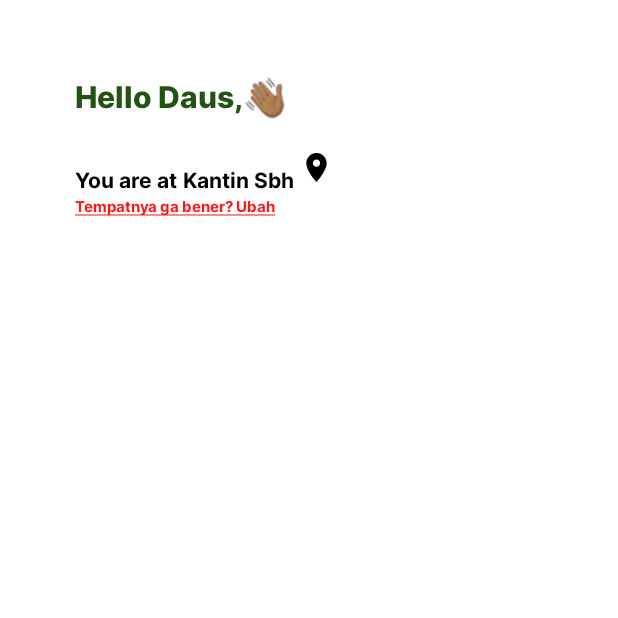
After one commit to IamFirdaus1/eaterly, an Android app: the HomeActivity screen opened directly, with no data from a screen before it, on a phone screen of 412 x 824 dp, the top half of it. The commit adds this screen. Run offline under Robolectric (Android 15) with nearby library versions, the phone set to English and light mode, and no system bars.

Commit message:
change logs 0.2 by firdaus -preparing fragment -preparing homeactivity

```diff
--- a/app/src/main/AndroidManifest.xml
+++ b/app/src/main/AndroidManifest.xml
@@ -23,6 +23,9 @@
         android:theme="@style/Theme.Eaterly"
         tools:targetApi="31">
         <activity
+            android:name=".HomeActivity"
+            android:exported="false" />
+        <activity
             android:name=".SignInActivity"
             android:exported="false" />
         <activity
--- /dev/null
+++ b/app/src/main/java/com/dausinvestama/eaterly/HomeActivity.kt
@@ -0,0 +1,11 @@
+package com.dausinvestama.eaterly
+
+import androidx.appcompat.app.AppCompatActivity
+import android.os.Bundle
+
+class HomeActivity : AppCompatActivity() {
+    override fun onCreate(savedInstanceState: Bundle?) {
+        super.onCreate(savedInstanceState)
+        setContentView(R.layout.activity_home)
+    }
+}
--- a/app/src/main/java/com/dausinvestama/eaterly/MainActivity.kt
+++ b/app/src/main/java/com/dausinvestama/eaterly/MainActivity.kt
@@ -22,28 +22,34 @@ class MainActivity : AppCompatActivity() {
         super.onCreate(savedInstanceState)
         setContentView(R.layout.activity_main)
 
-        val gso = GoogleSignInOptions.Builder(GoogleSignInOptions.DEFAULT_SIGN_IN)
-            .requestIdToken(getString(R.string.default_web_client_id))
-            .requestEmail()
-            .build()
-
-        val googlesigninclient = GoogleSignIn.getClient(this,gso)
-
         auth = FirebaseAuth.getInstance()
 
         val email = intent.getStringExtra("email")
         val username = intent.getStringExtra("name")
 
-        findViewById<TextView>(R.id.email).text = email
-        findViewById<TextView>(R.id.username).text = username
 
-        findViewById<Button>(R.id.btnlogout).setOnClickListener {
-            auth.signOut()
-            googlesigninclient.signOut()
-            startActivity(Intent(this, SignInActivity::class.java))
-            finish()
-        }
 
+
+
+        //findViewById<TextView>(R.id.email).text = email
+        //findViewById<TextView>(R.id.username).text = username
+
+//        findViewById<Button>(R.id.btnlogout).setOnClickListener {
+//            signOut()
+//        }
+
+    }
+
+    fun signOut(){
+        val gso = GoogleSignInOptions.Builder(GoogleSignInOptions.DEFAULT_SIGN_IN)
+            .requestIdToken(getString(R.string.default_web_client_id))
+            .requestEmail()
+            .build()
+        val googlesigninclient = GoogleSignIn.getClient(this,gso)
+        auth.signOut()
+        googlesigninclient.signOut()
+        startActivity(Intent(this, SignInActivity::class.java))
+        finish()
     }
 
 
--- /dev/null
+++ b/app/src/main/res/drawable/ic_baseline_location_on_24.xml
@@ -0,0 +1,5 @@
+<vector android:height="24dp" android:tint="#000000"
+    android:viewportHeight="24" android:viewportWidth="24"
+    android:width="24dp" xmlns:android="http://schemas.android.com/apk/res/android">
+    <path android:fillColor="@android:color/white" android:pathData="M12,2C8.13,2 5,5.13 5,9c0,5.25 7,13 7,13s7,-7.75 7,-13c0,-3.87 -3.13,-7 -7,-7zM12,11.5c-1.38,0 -2.5,-1.12 -2.5,-2.5s1.12,-2.5 2.5,-2.5 2.5,1.12 2.5,2.5 -1.12,2.5 -2.5,2.5z"/>
+</vector>
--- /dev/null
+++ b/app/src/main/res/layout/activity_home.xml
@@ -0,0 +1,108 @@
+<?xml version="1.0" encoding="utf-8"?>
+<LinearLayout xmlns:android="http://schemas.android.com/apk/res/android"
+    xmlns:app="http://schemas.android.com/apk/res-auto"
+    xmlns:tools="http://schemas.android.com/tools"
+    android:layout_width="match_parent"
+    android:layout_height="match_parent"
+    android:orientation="vertical"
+    android:layout_margin="50dp"
+    tools:context=".MainActivity">
+
+    <LinearLayout
+
+        android:orientation="horizontal"
+        android:layout_width="wrap_content"
+        android:layout_height="wrap_content">
+
+        <TextView
+            android:textColor="@color/dark_green"
+            android:fontFamily="@font/interextrabold"
+            android:textSize="20dp"
+            android:layout_width="wrap_content"
+            android:layout_height="wrap_content"
+            android:text="Hello "
+            app:layout_constraintBottom_toBottomOf="parent"
+            app:layout_constraintEnd_toEndOf="parent"
+            app:layout_constraintStart_toStartOf="parent"
+            app:layout_constraintTop_toTopOf="parent" />
+
+        <TextView
+            android:textSize="20dp"
+            android:textColor="@color/dark_green"
+            android:id="@+id/username"
+            android:fontFamily="@font/interextrabold"
+            android:layout_width="wrap_content"
+            android:layout_height="wrap_content"
+            android:text="Daus"
+            app:layout_constraintBottom_toBottomOf="parent"
+            app:layout_constraintEnd_toEndOf="parent"
+            app:layout_constraintStart_toStartOf="parent"
+            app:layout_constraintTop_toTopOf="parent" />
+
+        <TextView
+            android:textColor="@color/dark_green"
+            android:textSize="20dp"
+            android:fontFamily="@font/interextrabold"
+            android:layout_width="wrap_content"
+            android:layout_height="wrap_content"
+            android:text=","
+            app:layout_constraintBottom_toBottomOf="parent"
+            app:layout_constraintEnd_toEndOf="parent"
+            app:layout_constraintStart_toStartOf="parent"
+            app:layout_constraintTop_toTopOf="parent" />
+
+        <ImageView
+            android:src="@drawable/wavinghand"
+            android:layout_width="30dp"
+            android:layout_height="30dp"/>
+
+    </LinearLayout>
+
+    <LinearLayout
+        android:gravity="bottom"
+        android:layout_marginTop="20dp"
+        android:orientation="horizontal"
+        android:layout_width="wrap_content"
+        android:layout_height="wrap_content">
+
+        <TextView
+            android:textColor="@color/black"
+            android:fontFamily="@font/interbold"
+            android:text="You are at "
+            android:layout_width="wrap_content"
+            android:layout_height="wrap_content"/>
+
+        <TextView
+            android:textColor="@color/black"
+            android:fontFamily="@font/interbold"
+            android:text="Kantin Sbh"
+            android:layout_width="wrap_content"
+            android:layout_height="wrap_content"/>
+
+        <ImageView
+            android:paddingBottom="10px"
+            android:src="@drawable/ic_baseline_location_on_24"
+            android:layout_width="30dp"
+            android:layout_height="30dp"/>
+
+    </LinearLayout>
+
+    <TextView
+        android:textSize="10dp"
+        android:textColor="@color/red"
+        android:fontFamily="@font/interbold"
+        android:text="@string/underline_location"
+        android:layout_width="wrap_content"
+        android:layout_height="wrap_content"/>
+
+    <GridLayout
+        android:layout_width="wrap_content"
+        android:layout_height="wrap_content">
+
+
+
+    </GridLayout>
+
+
+
+</LinearLayout>
--- a/app/src/main/res/layout/activity_main.xml
+++ b/app/src/main/res/layout/activity_main.xml
@@ -1,46 +1,8 @@
-<?xml version="1.0" encoding="utf-8"?>
 <LinearLayout xmlns:android="http://schemas.android.com/apk/res/android"
     xmlns:app="http://schemas.android.com/apk/res-auto"
     xmlns:tools="http://schemas.android.com/tools"
     android:layout_width="match_parent"
     android:layout_height="match_parent"
     android:orientation="vertical"
-    tools:context=".MainActivity">
-
-    <LinearLayout
-        android:layout_gravity="center"
-        android:orientation="vertical"
-        android:layout_width="wrap_content"
-        android:layout_height="wrap_content">
-
-        <TextView
-            android:id="@+id/email"
-            android:layout_width="wrap_content"
-            android:layout_height="wrap_content"
-            android:text="Hello World!"
-            app:layout_constraintBottom_toBottomOf="parent"
-            app:layout_constraintEnd_toEndOf="parent"
-            app:layout_constraintStart_toStartOf="parent"
-            app:layout_constraintTop_toTopOf="parent" />
-
-        <TextView
-            android:id="@+id/username"
-            android:layout_width="wrap_content"
-            android:layout_height="wrap_content"
-            android:text="Hello World!"
-            app:layout_constraintBottom_toBottomOf="parent"
-            app:layout_constraintEnd_toEndOf="parent"
-            app:layout_constraintStart_toStartOf="parent"
-            app:layout_constraintTop_toTopOf="parent" />
-
-        <Button
-            android:id="@+id/btnlogout"
-            android:text="logout"
-            android:layout_width="wrap_content"
-            android:layout_height="wrap_content"/>
-
-    </LinearLayout>
-
-
-
-</LinearLayout>
+    android:layout_margin="50dp"
+    tools:context=".MainActivity"> </LinearLayout>
--- a/app/src/main/res/values/colors.xml
+++ b/app/src/main/res/values/colors.xml
@@ -8,4 +8,6 @@
     <color name="black">#FF000000</color>
     <color name="white">#FFFFFFFF</color>
     <color name="green">#4CAF50</color>
+    <color name="dark_green">#235312</color>
+    <color name="red">#FF1414</color>
 </resources>
--- a/app/src/main/res/values/strings.xml
+++ b/app/src/main/res/values/strings.xml
@@ -1,3 +1,4 @@
 <resources>
     <string name="app_name">Eaterly</string>
+    <string name="underline_location"><u>Tempatnya ga bener? Ubah</u></string>
 </resources>
--- a/build.gradle
+++ b/build.gradle
@@ -5,7 +5,7 @@ buildscript {
         mavenCentral()  // Maven Central repository
     }
     dependencies {
-        classpath 'com.google.gms:google-services:4.3.14'
+        classpath 'com.google.gms:google-services:4.3.15'
     }
 }
 
```
Also changed, not shown: app/src/main/res/drawable/wavinghand.png (added), app/src/main/res/font/interbold.ttf (added), app/src/main/res/font/interextrabold.ttf (added), 1 other file.
